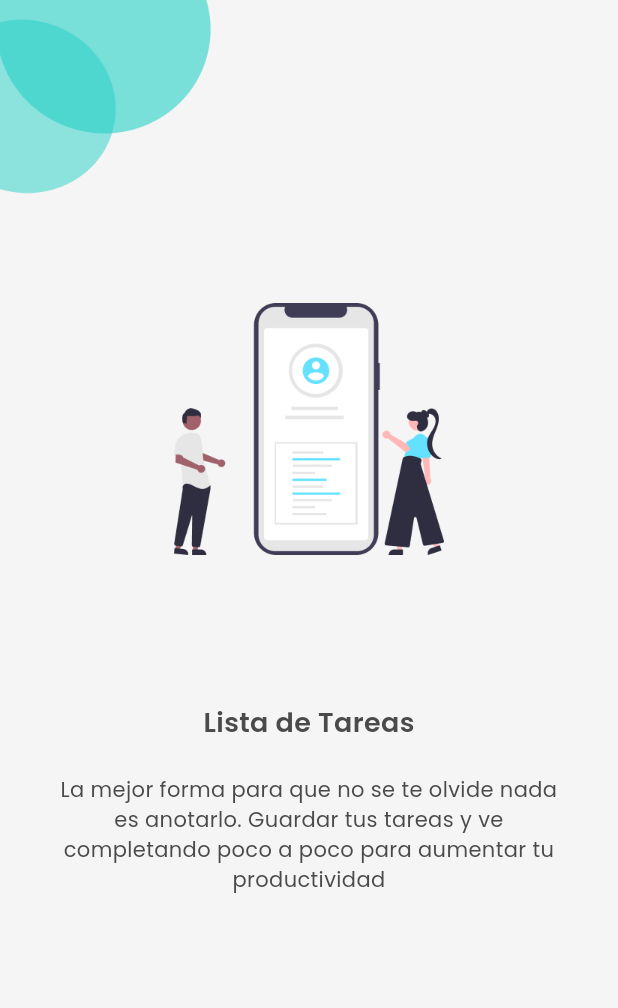
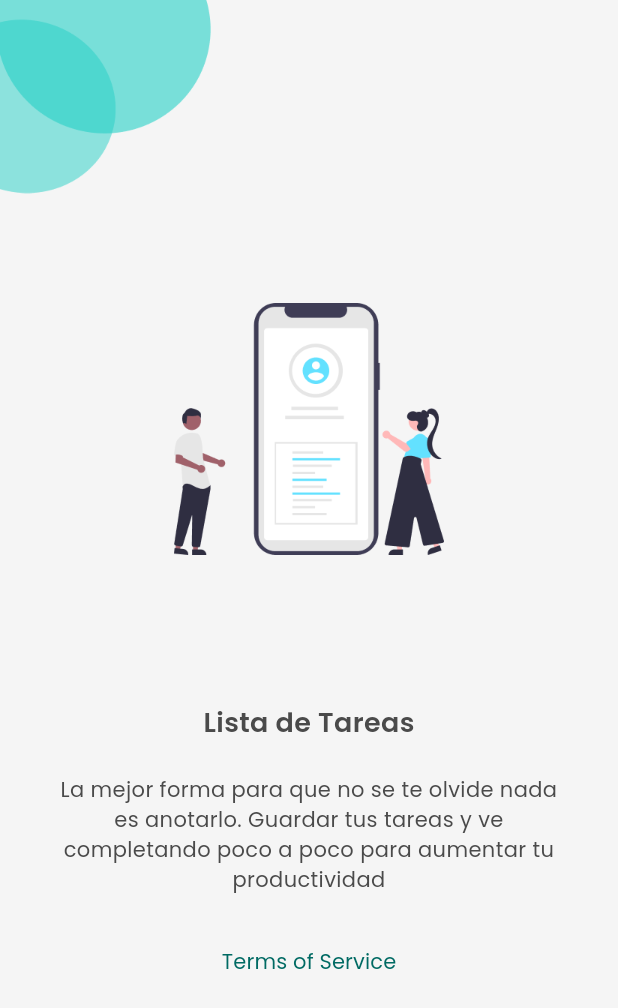
Before and after one commit to toballatorre/todo_list, a Flutter app: the screen it shows after launch, on a phone screen of 412 x 824 dp. Shown: the top 1008 px of the screen. Run offline on Flutter 3.47's test engine with Material 3 defaults, Android fonts, the phone set to English and light mode, and no system bars; our stand-ins replace shared_preferences.

Commit message:
Add url_launcher and use it to show from splash view the termos of service of flutter

```diff
--- a/lib/app/views/splash/splash_page.dart
+++ b/lib/app/views/splash/splash_page.dart
@@ -2,6 +2,7 @@ import 'package:flutter/material.dart';
 import 'package:todo_list/app/views/components/h1.dart';
 import 'package:todo_list/app/views/components/shape.dart';
 import 'package:todo_list/app/views/task_list/task_list_page.dart';
+import 'package:url_launcher/url_launcher.dart';
 
 class SplashPage extends StatelessWidget {
   const SplashPage({super.key});
@@ -41,9 +42,23 @@ class SplashPage extends StatelessWidget {
                 ),
               ),
             ),
+            const SizedBox(height: 21),
+            Center(
+              child: TextButton(
+                onPressed: _launchUrl,
+                child: Text('Terms of Service'),
+              ),
+            )
           ],
         ),
       ),
     );
   }
+
+  Future<void> _launchUrl() async {
+    final url = Uri.parse('https://docs.flutter.dev/tos');
+    if (!await launchUrl(url)) {
+      throw Exception('Could not launch $url');
+    }
+  }
 }
```
